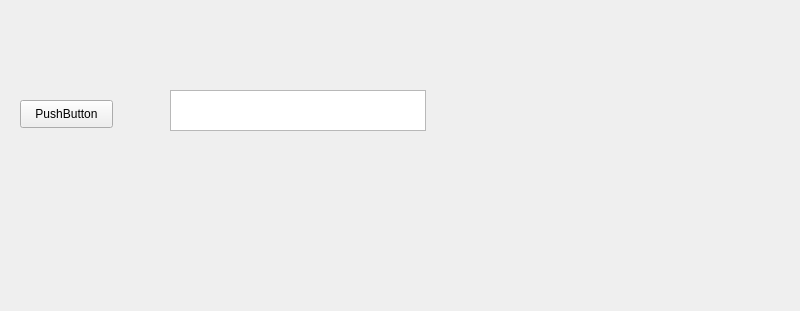
The window that ui_forms/ui_confDB.ui (mateuscosta27/WebScraping) describes before a commit, drawn with Qt 5.
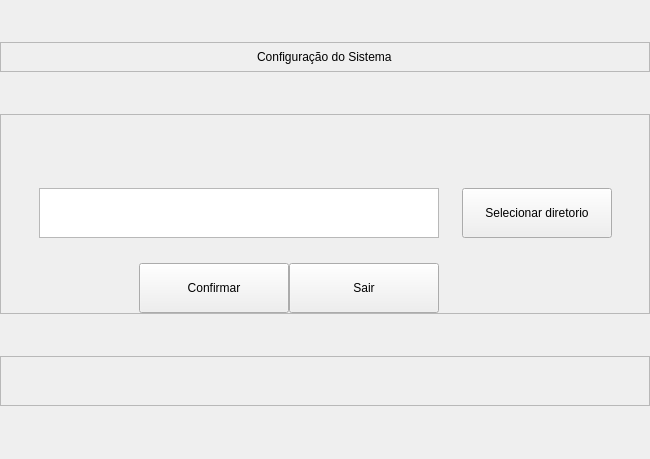
The same window after the commit.

```diff
--- a/ui_forms/ui_confDB.ui
+++ b/ui_forms/ui_confDB.ui
@@ -6,37 +6,287 @@
    <rect>
     <x>0</x>
     <y>0</y>
-    <width>800</width>
-    <height>311</height>
+    <width>637</width>
+    <height>459</height>
    </rect>
   </property>
   <property name="windowTitle">
    <string>MainWindow</string>
   </property>
   <widget class="QWidget" name="centralwidget">
-   <widget class="QTextBrowser" name="textBrowser">
-    <property name="geometry">
-     <rect>
-      <x>170</x>
-      <y>90</y>
-      <width>256</width>
-      <height>41</height>
-     </rect>
+   <property name="minimumSize">
+    <size>
+     <width>650</width>
+     <height>450</height>
+    </size>
+   </property>
+   <property name="maximumSize">
+    <size>
+     <width>650</width>
+     <height>450</height>
+    </size>
+   </property>
+   <layout class="QVBoxLayout" name="verticalLayout">
+    <property name="spacing">
+     <number>0</number>
     </property>
-   </widget>
-   <widget class="QPushButton" name="pushButton">
-    <property name="geometry">
-     <rect>
-      <x>20</x>
-      <y>100</y>
-      <width>93</width>
-      <height>28</height>
-     </rect>
+    <property name="leftMargin">
+     <number>0</number>
     </property>
-    <property name="text">
-     <string>PushButton</string>
+    <property name="topMargin">
+     <number>0</number>
     </property>
-   </widget>
+    <property name="rightMargin">
+     <number>0</number>
+    </property>
+    <property name="bottomMargin">
+     <number>0</number>
+    </property>
+    <item>
+     <widget class="QFrame" name="frame_3">
+      <property name="maximumSize">
+       <size>
+        <width>16777215</width>
+        <height>30</height>
+       </size>
+      </property>
+      <property name="sizeIncrement">
+       <size>
+        <width>0</width>
+        <height>30</height>
+       </size>
+      </property>
+      <property name="frameShape">
+       <enum>QFrame::StyledPanel</enum>
+      </property>
+      <property name="frameShadow">
+       <enum>QFrame::Raised</enum>
+      </property>
+      <layout class="QVBoxLayout" name="verticalLayout_2">
+       <property name="spacing">
+        <number>0</number>
+       </property>
+       <property name="leftMargin">
+        <number>0</number>
+       </property>
+       <property name="topMargin">
+        <number>0</number>
+       </property>
+       <property name="rightMargin">
+        <number>0</number>
+       </property>
+       <property name="bottomMargin">
+        <number>0</number>
+       </property>
+       <item alignment="Qt::AlignHCenter">
+        <widget class="QLabel" name="label">
+         <property name="text">
+          <string>Configuração do Sistema</string>
+         </property>
+        </widget>
+       </item>
+      </layout>
+     </widget>
+    </item>
+    <item>
+     <widget class="QFrame" name="frame">
+      <property name="minimumSize">
+       <size>
+        <width>0</width>
+        <height>200</height>
+       </size>
+      </property>
+      <property name="maximumSize">
+       <size>
+        <width>16777215</width>
+        <height>200</height>
+       </size>
+      </property>
+      <property name="frameShape">
+       <enum>QFrame::StyledPanel</enum>
+      </property>
+      <property name="frameShadow">
+       <enum>QFrame::Raised</enum>
+      </property>
+      <layout class="QGridLayout" name="gridLayout">
+       <property name="leftMargin">
+        <number>0</number>
+       </property>
+       <property name="topMargin">
+        <number>0</number>
+       </property>
+       <property name="rightMargin">
+        <number>0</number>
+       </property>
+       <property name="bottomMargin">
+        <number>0</number>
+       </property>
+       <property name="horizontalSpacing">
+        <number>0</number>
+       </property>
+       <property name="verticalSpacing">
+        <number>25</number>
+       </property>
+       <item row="1" column="5" colspan="2">
+        <widget class="QPushButton" name="pushButton">
+         <property name="minimumSize">
+          <size>
+           <width>150</width>
+           <height>50</height>
+          </size>
+         </property>
+         <property name="maximumSize">
+          <size>
+           <width>150</width>
+           <height>50</height>
+          </size>
+         </property>
+         <property name="text">
+          <string>Selecionar diretorio</string>
+         </property>
+        </widget>
+       </item>
+       <item row="1" column="7">
+        <spacer name="horizontalSpacer_5">
+         <property name="orientation">
+          <enum>Qt::Horizontal</enum>
+         </property>
+         <property name="sizeHint" stdset="0">
+          <size>
+           <width>33</width>
+           <height>20</height>
+          </size>
+         </property>
+        </spacer>
+       </item>
+       <item row="2" column="2">
+        <widget class="QPushButton" name="pushButton_3">
+         <property name="minimumSize">
+          <size>
+           <width>150</width>
+           <height>50</height>
+          </size>
+         </property>
+         <property name="maximumSize">
+          <size>
+           <width>150</width>
+           <height>50</height>
+          </size>
+         </property>
+         <property name="text">
+          <string>Confirmar</string>
+         </property>
+        </widget>
+       </item>
+       <item row="1" column="0">
+        <spacer name="horizontalSpacer_4">
+         <property name="orientation">
+          <enum>Qt::Horizontal</enum>
+         </property>
+         <property name="sizeHint" stdset="0">
+          <size>
+           <width>33</width>
+           <height>20</height>
+          </size>
+         </property>
+        </spacer>
+       </item>
+       <item row="1" column="4">
+        <spacer name="horizontalSpacer_6">
+         <property name="orientation">
+          <enum>Qt::Horizontal</enum>
+         </property>
+         <property name="sizeType">
+          <enum>QSizePolicy::Preferred</enum>
+         </property>
+         <property name="sizeHint" stdset="0">
+          <size>
+           <width>23</width>
+           <height>20</height>
+          </size>
+         </property>
+        </spacer>
+       </item>
+       <item row="1" column="1" colspan="3">
+        <widget class="QTextBrowser" name="textBrowser">
+         <property name="minimumSize">
+          <size>
+           <width>400</width>
+           <height>50</height>
+          </size>
+         </property>
+         <property name="maximumSize">
+          <size>
+           <width>400</width>
+           <height>50</height>
+          </size>
+         </property>
+         <property name="sizeIncrement">
+          <size>
+           <width>0</width>
+           <height>0</height>
+          </size>
+         </property>
+         <property name="baseSize">
+          <size>
+           <width>220</width>
+           <height>50</height>
+          </size>
+         </property>
+        </widget>
+       </item>
+       <item row="0" column="1">
+        <spacer name="verticalSpacer_2">
+         <property name="orientation">
+          <enum>Qt::Vertical</enum>
+         </property>
+         <property name="sizeHint" stdset="0">
+          <size>
+           <width>20</width>
+           <height>45</height>
+          </size>
+         </property>
+        </spacer>
+       </item>
+       <item row="2" column="3">
+        <widget class="QPushButton" name="pushButton_2">
+         <property name="minimumSize">
+          <size>
+           <width>150</width>
+           <height>50</height>
+          </size>
+         </property>
+         <property name="maximumSize">
+          <size>
+           <width>150</width>
+           <height>50</height>
+          </size>
+         </property>
+         <property name="text">
+          <string>Sair</string>
+         </property>
+        </widget>
+       </item>
+      </layout>
+     </widget>
+    </item>
+    <item>
+     <widget class="QFrame" name="frame_2">
+      <property name="maximumSize">
+       <size>
+        <width>16777215</width>
+        <height>50</height>
+       </size>
+      </property>
+      <property name="frameShape">
+       <enum>QFrame::StyledPanel</enum>
+      </property>
+      <property name="frameShadow">
+       <enum>QFrame::Raised</enum>
+      </property>
+     </widget>
+    </item>
+   </layout>
   </widget>
  </widget>
  <resources/>
```
